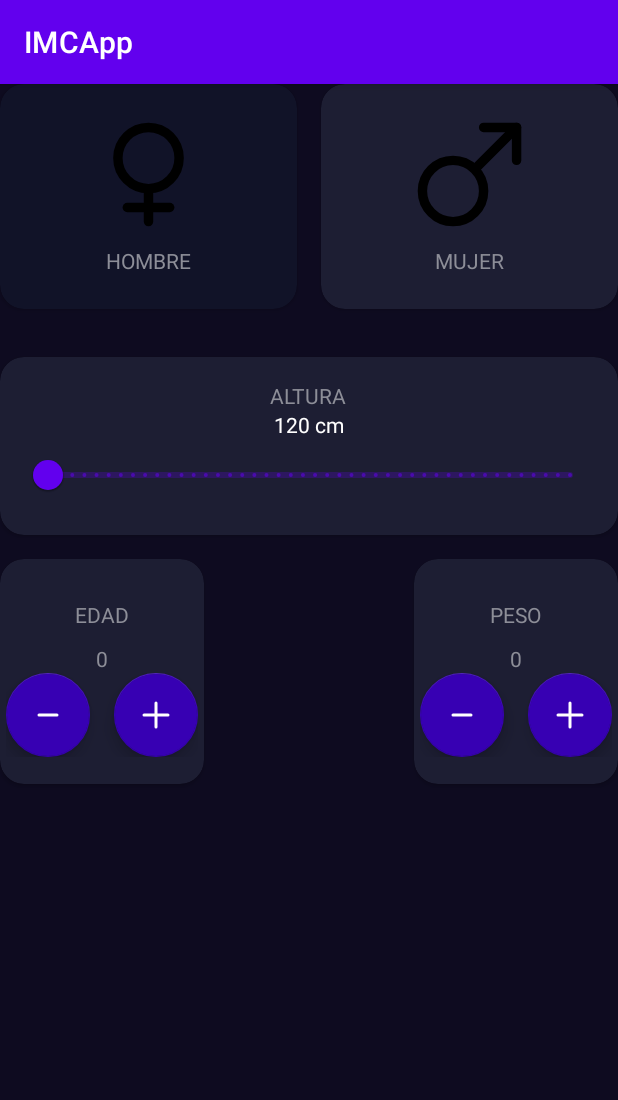
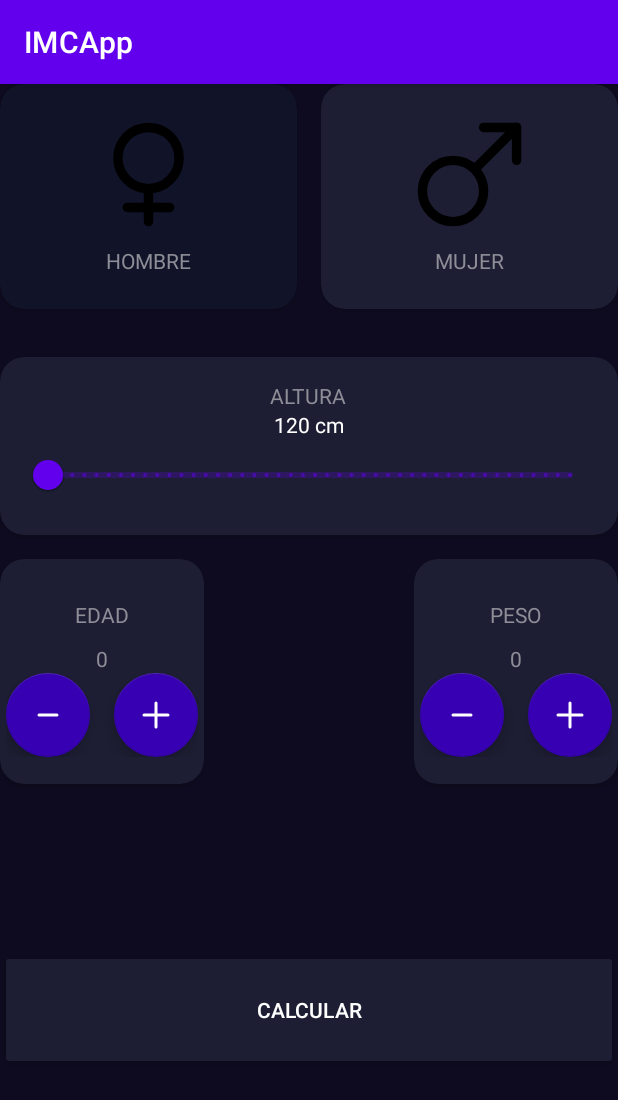
Before and after one commit to AxelAse/IMCalc, an Android app: the screen it shows after launch (ImcCalculatorActivity), on a phone screen of 412 x 824 dp. Shown: the top 1100 px of the screen. Run offline under Robolectric (Android 15) with nearby library versions, the phone set to English and light mode, and no system bars.

Commit message:
Doceavo? de calc

```diff
--- a/app/src/main/java/com/example/imcapp/ImcCalculatorActivity.kt
+++ b/app/src/main/java/com/example/imcapp/ImcCalculatorActivity.kt
@@ -5,6 +5,7 @@ import android.os.Bundle
 import android.widget.TextView
 import androidx.activity.enableEdgeToEdge
 import androidx.appcompat.app.AppCompatActivity
+import androidx.appcompat.widget.AppCompatButton
 import androidx.cardview.widget.CardView
 import androidx.core.content.ContextCompat
 import androidx.core.view.ViewCompat
@@ -24,6 +25,7 @@ class ImcCalculatorActivity : AppCompatActivity() {
     private lateinit var numeroPeso:TextView
     private lateinit var btnSubtractWeight:FloatingActionButton
     private lateinit var btnAddWeight:FloatingActionButton
+    private lateinit var botonCalculo:AppCompatButton
     private var isMaleselected = true
     private var edadIni=0
     private var pesoIni=0
@@ -56,6 +58,7 @@ class ImcCalculatorActivity : AppCompatActivity() {
     }
     private fun initComponents()
     {
+        botonCalculo = findViewById(R.id.botonCalculo)
         rsHeight = findViewById(R.id.rsHeight)
         tvHeight = findViewById(R.id.tvHeight)
         viewMale = findViewById(R.id.viewMale)
@@ -96,6 +99,15 @@ class ImcCalculatorActivity : AppCompatActivity() {
         {
             setWeight(-1)
         }
+        botonCalculo.setOnClickListener()
+        {
+
+        }
+    }
+    private fun calculo() : Double
+    {
+        var Altura : Double = tvHeight.text.toString().replace("cm", "").toDouble()/100
+        return (pesoIni/(Altura*Altura))
     }
     private fun initUI()
     {
--- a/app/src/main/res/layout/activity_imc_calculator.xml
+++ b/app/src/main/res/layout/activity_imc_calculator.xml
@@ -126,6 +126,7 @@
         </LinearLayout>
     </androidx.cardview.widget.CardView>
     <androidx.cardview.widget.CardView
+        android:id="@+id/cardedad"
         android:layout_width="0dp"
         android:layout_height="150dp"
         app:cardBackgroundColor="@color/bg_comp"
@@ -246,4 +247,17 @@
         </LinearLayout>
 
     </androidx.cardview.widget.CardView>
+    <androidx.appcompat.widget.AppCompatButton
+        android:layout_width="match_parent"
+        android:layout_height="80dp"
+        android:text="@string/calcular"
+        android:backgroundTint="@color/bg_comp"
+        android:textColor="@color/white"
+        android:id="@+id/botonCalculo"
+        app:layout_constraintTop_toBottomOf="@id/cardedad"
+        app:layout_constraintBottom_toBottomOf="parent"
+        app:layout_constraintLeft_toLeftOf="parent"
+        app:layout_constraintRight_toRightOf="parent">
+    </androidx.appcompat.widget.AppCompatButton>
+"
 </androidx.constraintlayout.widget.ConstraintLayout>
--- a/app/src/main/res/values/strings.xml
+++ b/app/src/main/res/values/strings.xml
@@ -5,4 +5,5 @@
     <string name="altura">Altura</string>
     <string name="peso">Peso</string>
     <string name="edad">Edad</string>
+    <string name="calcular">Calcular</string>
 </resources>
```
